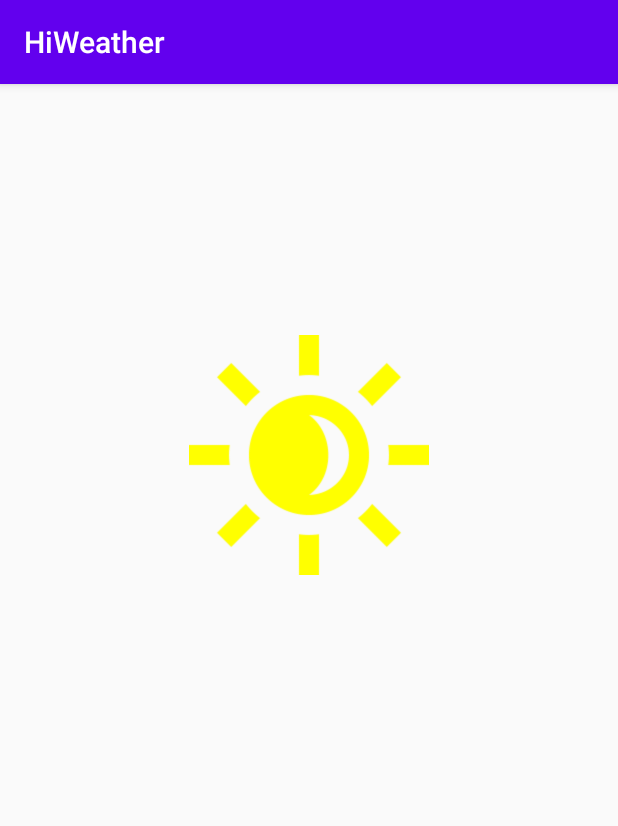
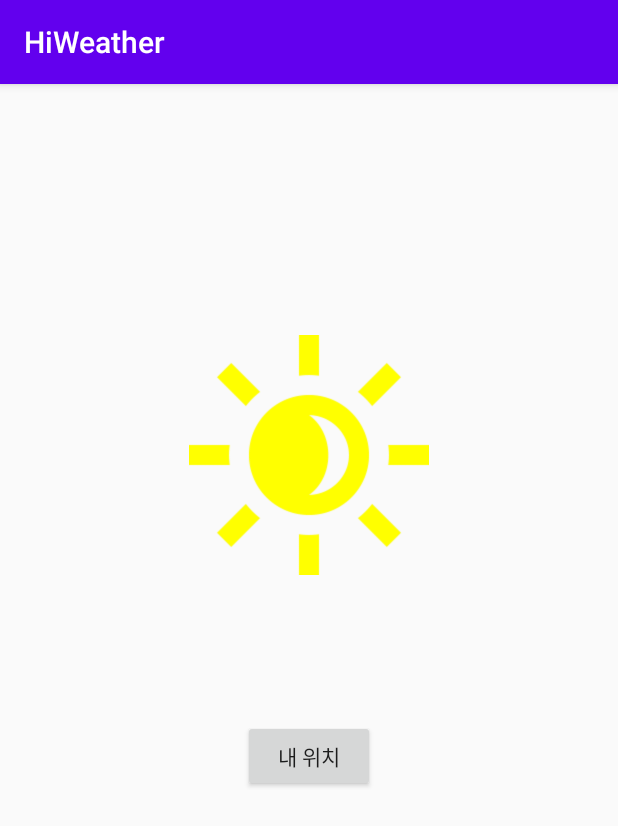
Before and after one commit to hisungwoo/HiWeather, an Android app: the screen it shows after launch (MainActivity), on a phone screen of 412 x 824 dp. Shown: the top 826 px of the screen. Run offline under Robolectric (Android 15) with nearby library versions, the light colour scheme and no system bars; libraries missing offline, so code that uses them is left out: com.gun0912.tedpermission; 2 statements that could not run were skipped.

Commit message:
위치 퍼미션 허용 추가

```diff
--- a/app/build.gradle
+++ b/app/build.gradle
@@ -40,4 +40,7 @@ dependencies {
     implementation'com.squareup.retrofit2:retrofit:2.9.0'
     implementation 'javax.annotation:javax.annotation-api:1.3.2'
 
+    implementation 'com.google.android.gms:play-services-location:18.0.0'
+    implementation 'gun0912.ted:tedpermission:2.2.3'
+
 }
--- a/app/src/main/AndroidManifest.xml
+++ b/app/src/main/AndroidManifest.xml
@@ -18,4 +18,7 @@
         </activity>
     </application>
     <uses-permission android:name="android.permission.INTERNET" />
+    <uses-permission android:name="android.permission.ACCESS_FINE_LOCATION" />
+    <uses-permission android:name="android.permission.ACCESS_COARSE_LOCATION" />
+
 </manifest>
--- a/app/src/main/java/org/ganache/hiweather/MainActivity.java
+++ b/app/src/main/java/org/ganache/hiweather/MainActivity.java
@@ -1,10 +1,22 @@
 package org.ganache.hiweather;
 
+import android.Manifest;
+import android.location.Location;
 import android.os.Bundle;
+import android.util.Log;
+import android.widget.Toast;
+
+import com.google.android.gms.location.FusedLocationProviderClient;
+import com.google.android.gms.location.LocationServices;
+import com.google.android.gms.tasks.OnSuccessListener;
+import com.gun0912.tedpermission.PermissionListener;
+import com.gun0912.tedpermission.TedPermission;
 
 import org.ganache.hiweather.model.Example;
 import org.ganache.hiweather.model.Repos;
 import org.ganache.hiweather.retrofit.WeatherService;
+
+import java.util.List;
 
 import androidx.appcompat.app.AppCompatActivity;
 import retrofit2.Call;
@@ -15,10 +27,53 @@ import retrofit2.converter.moshi.MoshiConverterFactory;
 
 public class MainActivity extends AppCompatActivity {
 
+    private FusedLocationProviderClient fusedLocationClient;
+
     @Override
     protected void onCreate(Bundle savedInstanceState) {
         super.onCreate(savedInstanceState);
         setContentView(R.layout.activity_main);
+
+        Log.i("info", "start");
+        PermissionListener permissionlistener = new PermissionListener() {
+            @Override
+            public void onPermissionGranted() {
+                Log.i("info", "퍼미션 허용");
+                Toast.makeText(MainActivity.this, "Permission Granted", Toast.LENGTH_SHORT).show();
+            }
+
+            @Override
+            public void onPermissionDenied(List<String> deniedPermissions) {
+                Toast.makeText(MainActivity.this, "Permission Denied\n" + deniedPermissions.toString(), Toast.LENGTH_SHORT).show();
+            }
+        };
+
+        TedPermission.with(this)
+                .setPermissionListener(permissionlistener)
+                .setDeniedMessage("If you reject permission,you can not use this service\n\nPlease turn on permissions at [Setting] > [Permission]")
+                .setPermissions(Manifest.permission.ACCESS_FINE_LOCATION, Manifest.permission.ACCESS_COARSE_LOCATION)
+                .check();
+
+
+        fusedLocationClient = LocationServices.getFusedLocationProviderClient(this);
+        Log.i("info", "gogo222");
+        fusedLocationClient.getLastLocation()
+                .addOnSuccessListener(this, new OnSuccessListener<Location>() {
+                    @Override
+                    public void onSuccess(Location location) {
+                        Log.i("info" , "석세스로 옴");
+                        // Got last known location. In some rare situations this can be null.
+                        if (location != null) {
+                            Log.i("info" , "getLatitude = " + location.getLatitude());
+                            Log.i("info" , "getLongitude = " + location.getLongitude());
+
+                            Log.i("info", "2");
+                            // Logic to handle location object
+                        }
+                    }
+                }).addOnFailureListener(this, e->{
+                    Log.i("test" , "error =" + e.getCause());
+                });
 
         Retrofit retrofit = new Retrofit.Builder()
                 .baseUrl(WeatherService.BASE_URL)
@@ -53,8 +108,11 @@ public class MainActivity extends AppCompatActivity {
                 System.out.println("2");
             }
 
+        });
 
-        });
+
+
+
 
     }
 }
--- a/app/src/main/java/org/ganache/hiweather/retrofit/WeatherService.java
+++ b/app/src/main/java/org/ganache/hiweather/retrofit/WeatherService.java
@@ -18,7 +18,7 @@ public interface WeatherService {
                             @Path("nx") String nx,
                             @Path("ny") String ny);
 
-    @GET("http://apis.data.go.kr/1360000/VilageFcstInfoService/getVilageFcst?serviceKey=E6PZth5Xxp14kb9K%2BcdqMVPdltgGfmjR5OY8gEi1ARAV7mibmfWj7lq54rPJx0wiWoNJ0jZHAyMMsto875iTPw%3D%3D&numOfRows=100&pageNo=1&dataType=JSON&base_date=20210614&base_time=0500&nx=58&ny=125")
+    @GET("http://apis.data.go.kr/1360000/VilageFcstInfoService/getVilageFcst?serviceKey=E6PZth5Xxp14kb9K%2BcdqMVPdltgGfmjR5OY8gEi1ARAV7mibmfWj7lq54rPJx0wiWoNJ0jZHAyMMsto875iTPw%3D%3D&numOfRows=100&pageNo=1&dataType=JSON&base_date=20210617&base_time=0500&nx=58&ny=125")
     Call<Example> listRepos2();
 
 }
--- a/app/src/main/res/layout/activity_main.xml
+++ b/app/src/main/res/layout/activity_main.xml
@@ -63,5 +63,14 @@
         app:layout_constraintTop_toBottomOf="@+id/textView3"
         tools:text="날씨 멘트" />
 
+    <Button
+        android:id="@+id/location_test"
+        android:layout_width="wrap_content"
+        android:layout_height="wrap_content"
+        android:text="내 위치"
+        app:layout_constraintEnd_toEndOf="parent"
+        app:layout_constraintStart_toStartOf="parent"
+        app:layout_constraintTop_toBottomOf="@+id/textView4" />
+
 
 </androidx.constraintlayout.widget.ConstraintLayout>
```
